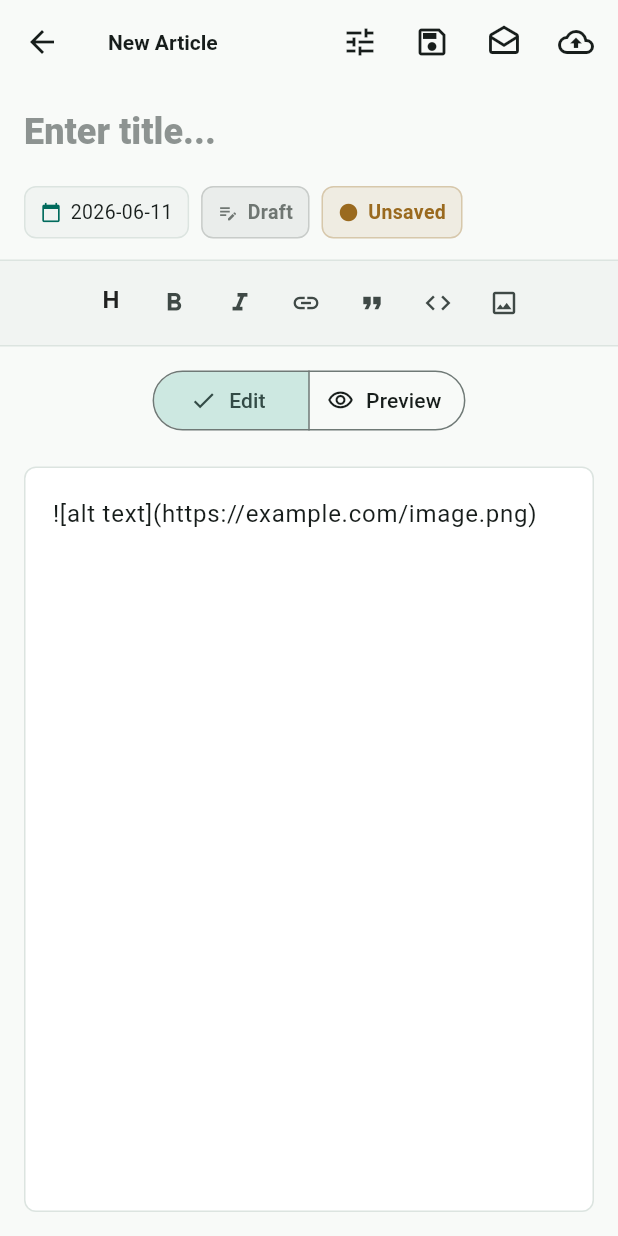
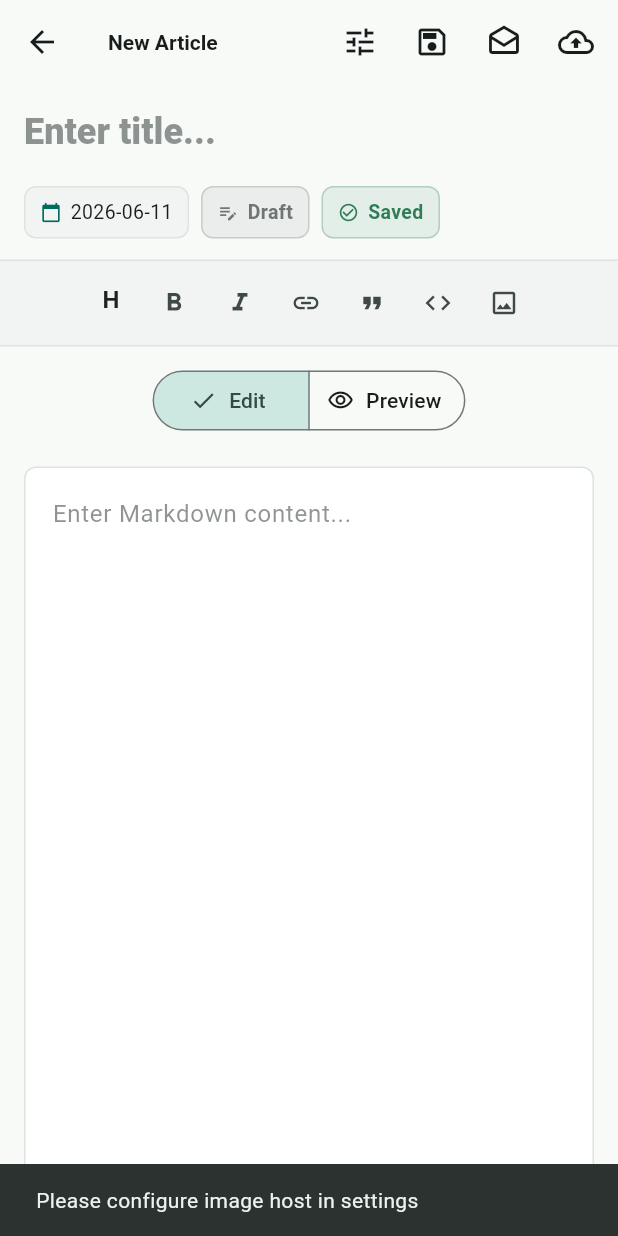
Before and after one commit to csfwff/inkflow, a Flutter app: the EditorPage screen opened directly, after a tap on the "image" icon, on a phone screen of 412 x 824 dp. Run offline on Flutter 3.47's test engine with Material 3 defaults, Android fonts, the phone set to English and light mode, and no system bars; our stand-ins replace drift, flutter_markdown_plus, image_picker, package_info_plus, shared_preferences; missing offline and left inert: sqlite3; accounts and stored records are empty; generated files the repository leaves out were written again.

Commit message:
对接图片上传

````diff
--- a/lib/pages/editor_page.dart
+++ b/lib/pages/editor_page.dart
@@ -1,9 +1,11 @@
 import 'package:flutter/material.dart';
 import 'package:flutter_markdown_plus/flutter_markdown_plus.dart';
+import 'package:image_picker/image_picker.dart';
 import '../l10n/app_strings.dart';
 import '../main.dart';
 import '../models/article.dart';
 import '../services/github_service.dart';
+import '../services/image_host/image_host_service.dart';
 import '../widgets/responsive.dart';
 import 'metadata_page.dart';
 
@@ -22,6 +24,7 @@
 
   DateTime _selectedDate = DateTime.now();
   bool _publishing = false;
+  bool _uploading = false;
   bool _previewMode = false;
   bool _dirty = false;
   bool _updatingFields = false;
@@ -267,6 +270,70 @@
     );
   }
 
+  Future<void> _pickAndUploadImage() async {
+    // Check image host config
+    final imageHost = ImageHostService(settings: settingsService.settings);
+    if (!imageHost.isConfigured) {
+      if (!mounted) return;
+      ScaffoldMessenger.of(context).showSnackBar(
+        SnackBar(content: Text(_label('请先在设置中配置图床', 'Please configure image host in settings'))),
+      );
+      return;
+    }
+
+    // Show source picker (gallery / camera)
+    final source = await showModalBottomSheet<ImageSource>(
+      context: context,
+      builder: (ctx) => SafeArea(
+        child: Column(
+          mainAxisSize: MainAxisSize.min,
+          children: [
+            ListTile(
+              leading: const Icon(Icons.photo_library_outlined),
+              title: Text(_label('从相册选择', 'Gallery')),
+              onTap: () => Navigator.pop(ctx, ImageSource.gallery),
+            ),
+            if (Theme.of(ctx).platform == TargetPlatform.android ||
+                Theme.of(ctx).platform == TargetPlatform.iOS)
+              ListTile(
+                leading: const Icon(Icons.camera_alt_outlined),
+                title: Text(_label('拍照', 'Camera')),
+                onTap: () => Navigator.pop(ctx, ImageSource.camera),
+              ),
+            const SizedBox(height: 8),
+          ],
+        ),
+      ),
+    );
+    if (source == null) return;
+
+    // Pick image
+    final picker = ImagePicker();
+    final file = await picker.pickImage(source: source, maxWidth: 2048);
+    if (file == null) return;
+
+    if (!mounted) return;
+    setState(() => _uploading = true);
+
+    // Upload
+    final bytes = await file.readAsBytes();
+    final result = await imageHost.upload(bytes, file.name);
+
+    if (!mounted) return;
+    setState(() => _uploading = false);
+
+    if (result.success && result.url != null) {
+      _insertBlock('![${file.name}](${result.url})');
+    } else {
+      ScaffoldMessenger.of(context).showSnackBar(
+        SnackBar(
+          content: Text('${_label('上传失败', 'Upload failed')}: ${result.error}'),
+          backgroundColor: Colors.red,
+        ),
+      );
+    }
+  }
+
   @override
   Widget build(BuildContext context) {
     final wide = Responsive.isWide(context);
@@ -486,11 +553,11 @@
                       _insertBlock('```\n${_label('代码', 'code')}\n```'),
                 ),
                 _ToolButton(
-                  icon: Icons.image_outlined,
+                  icon: _uploading
+                      ? Icons.hourglass_top
+                      : Icons.image_outlined,
                   tooltip: _label('插入图片', 'Insert image'),
-                  onPressed: () => _insertBlock(
-                    '![${_label('图片描述', 'alt text')}](https://example.com/image.png)',
-                  ),
+                  onPressed: _uploading ? null : () => _pickAndUploadImage(),
                 ),
               ],
             ),
@@ -785,12 +852,12 @@
 class _ToolButton extends StatelessWidget {
   final IconData icon;
   final String tooltip;
-  final VoidCallback onPressed;
+  final VoidCallback? onPressed;
 
   const _ToolButton({
     required this.icon,
     required this.tooltip,
-    required this.onPressed,
+    this.onPressed,
   });
 
   @override
--- a/lib/services/image_host/upyun_uploader.dart
+++ b/lib/services/image_host/upyun_uploader.dart
@@ -51,7 +51,8 @@
 
       if (response.statusCode == 200) {
         final cleanDomain = domain.endsWith('/') ? domain.substring(0, domain.length - 1) : domain;
-        final imageUrl = '$cleanDomain/$remotePath';
+        final cleanRemote = remotePath.startsWith('/') ? remotePath : '/$remotePath';
+        final imageUrl = '$cleanDomain$cleanRemote';
         return UploadResult(success: true, url: imageUrl);
       } else {
         final data = jsonDecode(response.body);
--- a/pubspec.yaml
+++ b/pubspec.yaml
@@ -42,6 +42,7 @@
   sqlite3: any
   path: ^1.9.0
   flutter_markdown_plus: ^1.0.7
+  image_picker: ^1.2.2
 
 dev_dependencies:
   flutter_test:
````
Also changed, not shown: pubspec.lock, 5 other files.
